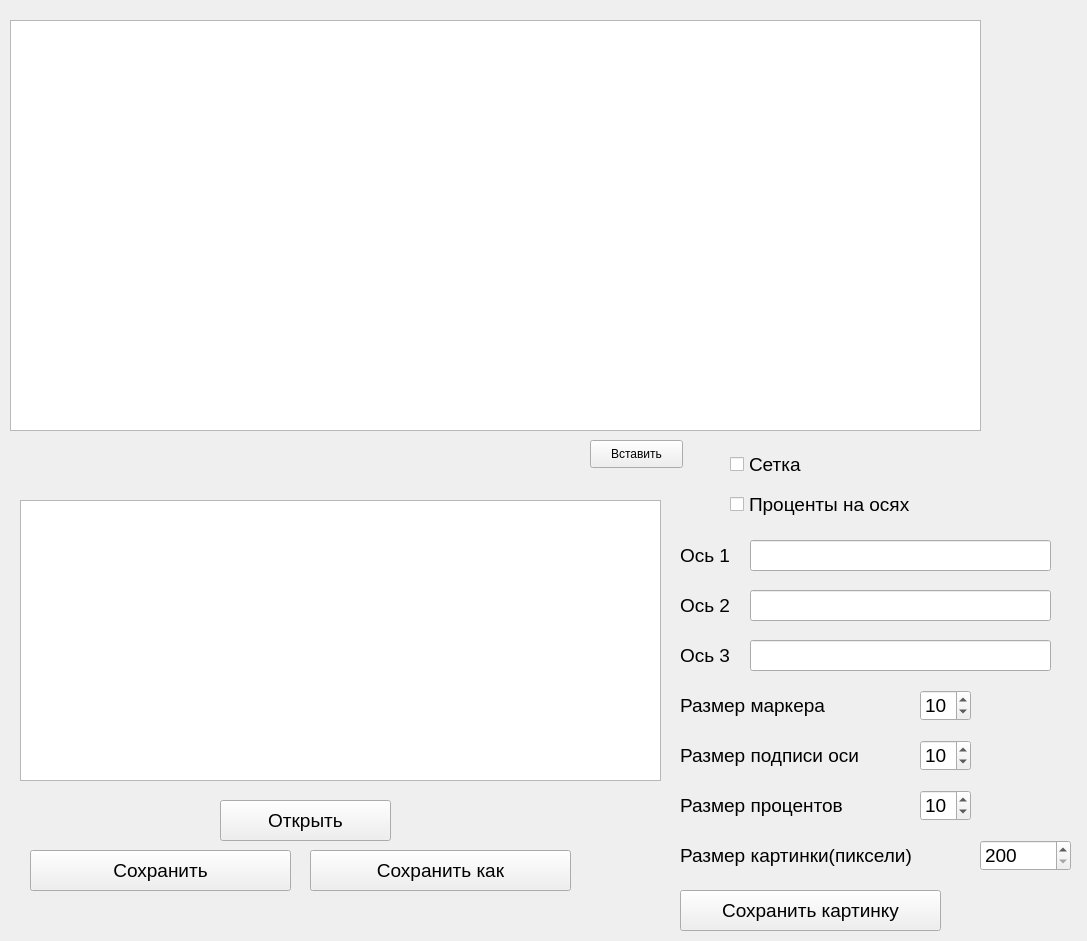
Qt form Main.ui (igorfardoc/Triangular-charts) before a commit.
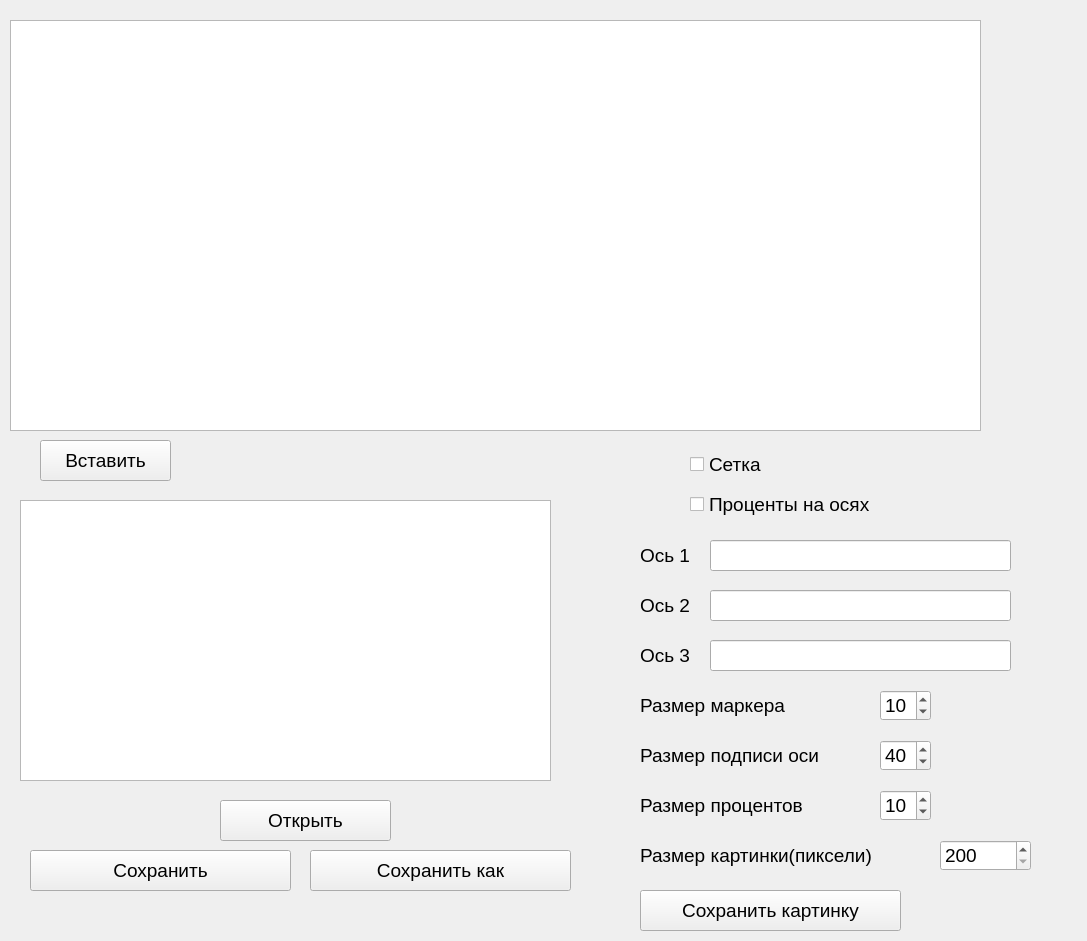
The same form after that commit.

```diff
--- a/Main.ui
+++ b/Main.ui
@@ -26,12 +26,17 @@
   <widget class="QPushButton" name="pasteButton">
    <property name="geometry">
     <rect>
-     <x>590</x>
+     <x>40</x>
      <y>440</y>
-     <width>93</width>
-     <height>28</height>
+     <width>131</width>
+     <height>41</height>
     </rect>
    </property>
+   <property name="font">
+    <font>
+     <pointsize>14</pointsize>
+    </font>
+   </property>
    <property name="text">
     <string>Вставить</string>
    </property>
@@ -41,7 +46,7 @@
     <rect>
      <x>20</x>
      <y>500</y>
-     <width>641</width>
+     <width>531</width>
      <height>281</height>
     </rect>
    </property>
@@ -49,7 +54,7 @@
   <widget class="QCheckBox" name="net">
    <property name="geometry">
     <rect>
-     <x>730</x>
+     <x>690</x>
      <y>449</y>
      <width>101</width>
      <height>31</height>
@@ -67,7 +72,7 @@
   <widget class="QCheckBox" name="procents">
    <property name="geometry">
     <rect>
-     <x>730</x>
+     <x>690</x>
      <y>489</y>
      <width>221</width>
      <height>31</height>
@@ -85,7 +90,7 @@
   <widget class="QLabel" name="label">
    <property name="geometry">
     <rect>
-     <x>680</x>
+     <x>640</x>
      <y>540</y>
      <width>61</width>
      <height>31</height>
@@ -103,7 +108,7 @@
   <widget class="QLineEdit" name="axe1">
    <property name="geometry">
     <rect>
-     <x>750</x>
+     <x>710</x>
      <y>540</y>
      <width>301</width>
      <height>31</height>
@@ -118,7 +123,7 @@
   <widget class="QLabel" name="label_2">
    <property name="geometry">
     <rect>
-     <x>680</x>
+     <x>640</x>
      <y>590</y>
      <width>61</width>
      <height>31</height>
@@ -136,7 +141,7 @@
   <widget class="QLineEdit" name="axe2">
    <property name="geometry">
     <rect>
-     <x>750</x>
+     <x>710</x>
      <y>590</y>
      <width>301</width>
      <height>31</height>
@@ -151,7 +156,7 @@
   <widget class="QLabel" name="label_3">
    <property name="geometry">
     <rect>
-     <x>680</x>
+     <x>640</x>
      <y>640</y>
      <width>61</width>
      <height>31</height>
@@ -169,7 +174,7 @@
   <widget class="QLineEdit" name="axe3">
    <property name="geometry">
     <rect>
-     <x>750</x>
+     <x>710</x>
      <y>640</y>
      <width>301</width>
      <height>31</height>
@@ -184,7 +189,7 @@
   <widget class="QSpinBox" name="marker_size">
    <property name="geometry">
     <rect>
-     <x>920</x>
+     <x>880</x>
      <y>690</y>
      <width>51</width>
      <height>31</height>
@@ -208,7 +213,7 @@
   <widget class="QLabel" name="label_4">
    <property name="geometry">
     <rect>
-     <x>680</x>
+     <x>640</x>
      <y>690</y>
      <width>171</width>
      <height>31</height>
@@ -226,7 +231,7 @@
   <widget class="QSpinBox" name="axe_size">
    <property name="geometry">
     <rect>
-     <x>920</x>
+     <x>880</x>
      <y>740</y>
      <width>51</width>
      <height>31</height>
@@ -244,13 +249,13 @@
     <number>60</number>
    </property>
    <property name="value">
-    <number>10</number>
+    <number>40</number>
    </property>
   </widget>
   <widget class="QLabel" name="label_5">
    <property name="geometry">
     <rect>
-     <x>680</x>
+     <x>640</x>
      <y>740</y>
      <width>221</width>
      <height>31</height>
@@ -268,7 +273,7 @@
   <widget class="QSpinBox" name="procent_size">
    <property name="geometry">
     <rect>
-     <x>920</x>
+     <x>880</x>
      <y>790</y>
      <width>51</width>
      <height>31</height>
@@ -292,7 +297,7 @@
   <widget class="QLabel" name="label_6">
    <property name="geometry">
     <rect>
-     <x>680</x>
+     <x>640</x>
      <y>790</y>
      <width>211</width>
      <height>31</height>
@@ -310,7 +315,7 @@
   <widget class="QLabel" name="label_7">
    <property name="geometry">
     <rect>
-     <x>680</x>
+     <x>640</x>
      <y>840</y>
      <width>291</width>
      <height>31</height>
@@ -328,7 +333,7 @@
   <widget class="QSpinBox" name="spin_size">
    <property name="geometry">
     <rect>
-     <x>980</x>
+     <x>940</x>
      <y>840</y>
      <width>91</width>
      <height>31</height>
@@ -355,7 +360,7 @@
   <widget class="QPushButton" name="save_picture">
    <property name="geometry">
     <rect>
-     <x>680</x>
+     <x>640</x>
      <y>890</y>
      <width>261</width>
      <height>41</height>
```
